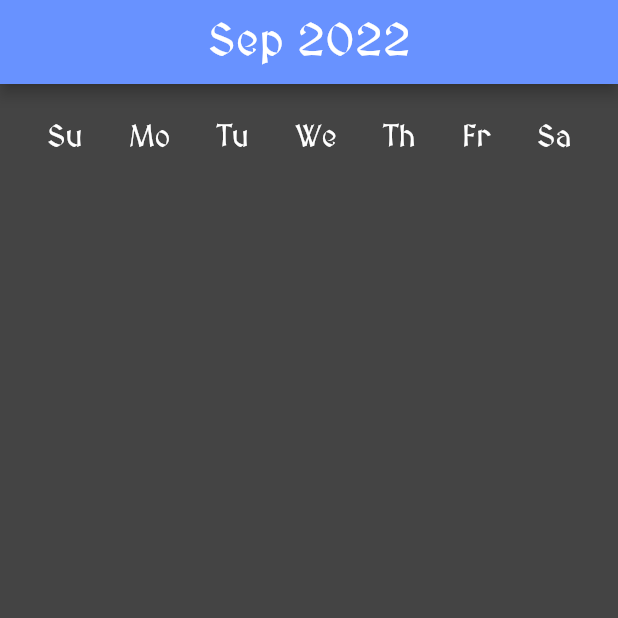
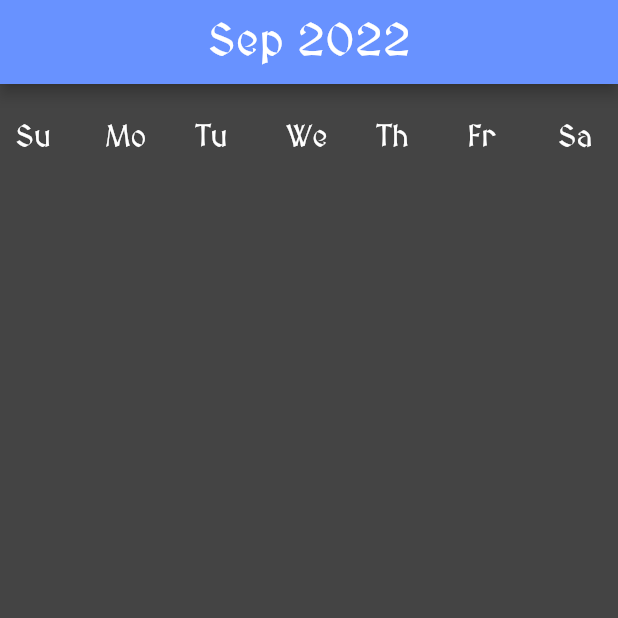
Before and after one commit to AndyCChen/ToDoList_App, a Flutter app: the screen it shows after launch, on a phone screen of 412 x 824 dp, the top half of it. Run offline on Flutter 3.47's test engine with Material 2 defaults, Android fonts, the phone set to English and light mode, and no system bars.

Commit message:
placed day text into gridview

```diff
--- a/lib/month_page.dart
+++ b/lib/month_page.dart
@@ -25,55 +25,44 @@ class _MonthPageState extends State<MonthPage> {
     'Dec'
   ];
 
-  double topPaddingValue = 25, monthFontSize = 30, dayFontSize = 20;
+  List<String> dayTitle = [
+    'Su',
+    'Mo',
+    'Tu',
+    'We',
+    'Th',
+    'Fr',
+    'Sa',
+  ];
+
+  double gridItemPaddingLeft = 10, gridItemPaddingTop = 25, monthFontSize = 30, dayFontSize = 20;
 
   @override
   Widget build(BuildContext context) {
     return Scaffold(
-        appBar: AppBar(
-            backgroundColor: const Color.fromRGBO(104, 146, 255, 24),
-            centerTitle: true,
-            title: Text(monthTitle[widget.month] + ' ' + widget.year.toString(), style: TextStyle(fontSize: monthFontSize))
-        ),
+      appBar: AppBar(
+          backgroundColor: const Color.fromRGBO(104, 146, 255, 24),
+          centerTitle: true,
+          title: Text(monthTitle[widget.month] + ' ' + widget.year.toString(),
+              style: TextStyle(fontSize: monthFontSize))
+      ),
 
-        body: Column(
-          children: <Widget>[
-            Row(
-              mainAxisAlignment: MainAxisAlignment.spaceEvenly,
-
-              children: [
-                Container(
-                  padding: EdgeInsets.only(top: topPaddingValue),
-                  child: Text('Su', style: TextStyle(color: Colors.white, fontSize: dayFontSize),),
-                ),
-                Container(
-                  padding: EdgeInsets.only(top: topPaddingValue),
-                  child:  Text('Mo', style: TextStyle(color: Colors.white, fontSize: dayFontSize),),
-                ),
-                Container(
-                  padding: EdgeInsets.only(top: topPaddingValue),
-                  child:  Text('Tu', style: TextStyle(color: Colors.white, fontSize: dayFontSize),),
-                ),
-                Container(
-                  padding: EdgeInsets.only(top: topPaddingValue),
-                  child:  Text('We', style: TextStyle(color: Colors.white, fontSize: dayFontSize),),
-                ),
-                Container(
-                  padding: EdgeInsets.only(top: topPaddingValue),
-                  child:  Text('Th', style: TextStyle(color: Colors.white, fontSize: dayFontSize),),
-                ),
-                Container(
-                  padding: EdgeInsets.only(top: topPaddingValue),
-                  child:  Text('Fr', style: TextStyle(color: Colors.white, fontSize: dayFontSize),),
-                ),
-                Container(
-                  padding: EdgeInsets.only(top: topPaddingValue),
-                  child:  Text('Sa', style: TextStyle(color: Colors.white, fontSize: dayFontSize),),
-                ),
-            ]),
-
-          ],
-        )
+      body: GridView.builder(
+          itemCount: 7,
+          itemBuilder: (context, i) {
+            return Container(
+              padding: EdgeInsets.only(left: gridItemPaddingLeft,top: gridItemPaddingTop),
+              child: Text(dayTitle[i],
+                style: TextStyle(color: Colors.white, fontSize: dayFontSize),),
+            );
+          },
+          gridDelegate: const SliverGridDelegateWithFixedCrossAxisCount (
+            crossAxisCount: 7,
+            childAspectRatio: 1,
+            crossAxisSpacing: 10,
+            mainAxisSpacing: 10,
+          )
+      ),
     );
   }
 }
```
